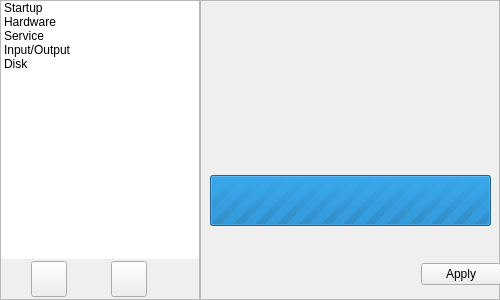
First picture: the form in Components/magickonfug.ui, repository zwpwjwtz/SuperPanda, before the edit.
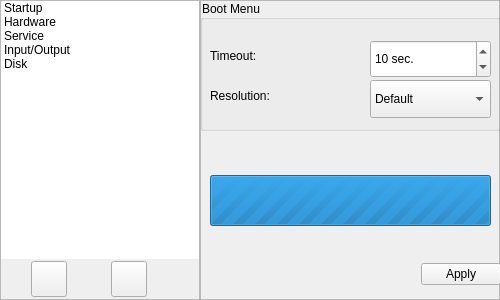
Second picture: the form after the edit. The open tabs and pages were chosen to show the change. Icons and pictures are not drawn.

Commit message: Functions for adjusting GRUB menu timeout and screen resolution.

What changed in the file:
```diff
--- a/Components/magickonfug.ui
+++ b/Components/magickonfug.ui
@@ -162,10 +162,105 @@
          <height>251</height>
         </rect>
        </property>
+       <property name="styleSheet">
+        <string notr="true">QGroupBox{background:transparent}</string>
+       </property>
        <property name="currentIndex">
         <number>1</number>
        </property>
-       <widget class="QWidget" name="pageStartup"/>
+       <widget class="QWidget" name="pageStartup">
+        <widget class="QGroupBox" name="groupBox_3">
+         <property name="geometry">
+          <rect>
+           <x>0</x>
+           <y>0</y>
+           <width>301</width>
+           <height>131</height>
+          </rect>
+         </property>
+         <property name="title">
+          <string>Boot Menu</string>
+         </property>
+         <widget class="QSpinBox" name="textTimeoutBoot">
+          <property name="geometry">
+           <rect>
+            <x>170</x>
+            <y>40</y>
+            <width>121</width>
+            <height>38</height>
+           </rect>
+          </property>
+          <property name="suffix">
+           <string> sec.</string>
+          </property>
+          <property name="minimum">
+           <number>1</number>
+          </property>
+          <property name="maximum">
+           <number>120</number>
+          </property>
+          <property name="value">
+           <number>10</number>
+          </property>
+         </widget>
+         <widget class="QLabel" name="label_11">
+          <property name="geometry">
+           <rect>
+            <x>10</x>
+            <y>40</y>
+            <width>161</width>
+            <height>31</height>
+           </rect>
+          </property>
+          <property name="text">
+           <string>Timeout:</string>
+          </property>
+         </widget>
+         <widget class="QLabel" name="label_12">
+          <property name="geometry">
+           <rect>
+            <x>10</x>
+            <y>80</y>
+            <width>161</width>
+            <height>31</height>
+           </rect>
+          </property>
+          <property name="text">
+           <string>Resolution:</string>
+          </property>
+         </widget>
+         <widget class="QComboBox" name="comboBootResolution">
+          <property name="geometry">
+           <rect>
+            <x>170</x>
+            <y>80</y>
+            <width>121</width>
+            <height>38</height>
+           </rect>
+          </property>
+          <item>
+           <property name="text">
+            <string>Default</string>
+           </property>
+          </item>
+          <item>
+           <property name="text">
+            <string>640x480</string>
+           </property>
+          </item>
+          <item>
+           <property name="text">
+            <string>800x600</string>
+           </property>
+          </item>
+          <item>
+           <property name="text">
+            <string>1024x768</string>
+           </property>
+          </item>
+         </widget>
+        </widget>
+       </widget>
        <widget class="QWidget" name="pageHardware">
         <widget class="QGroupBox" name="groupBox">
          <property name="geometry">
```
Left out of the diff: 5 changed lines with no effect on the pictures. The commit also changes 2 other files.
